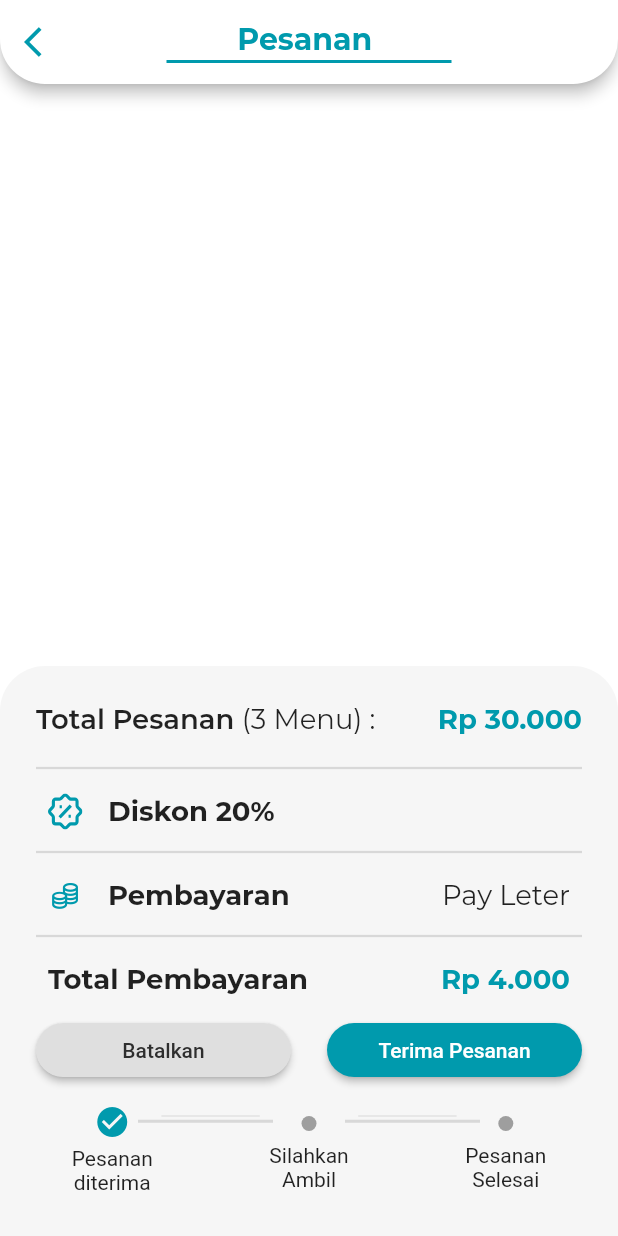
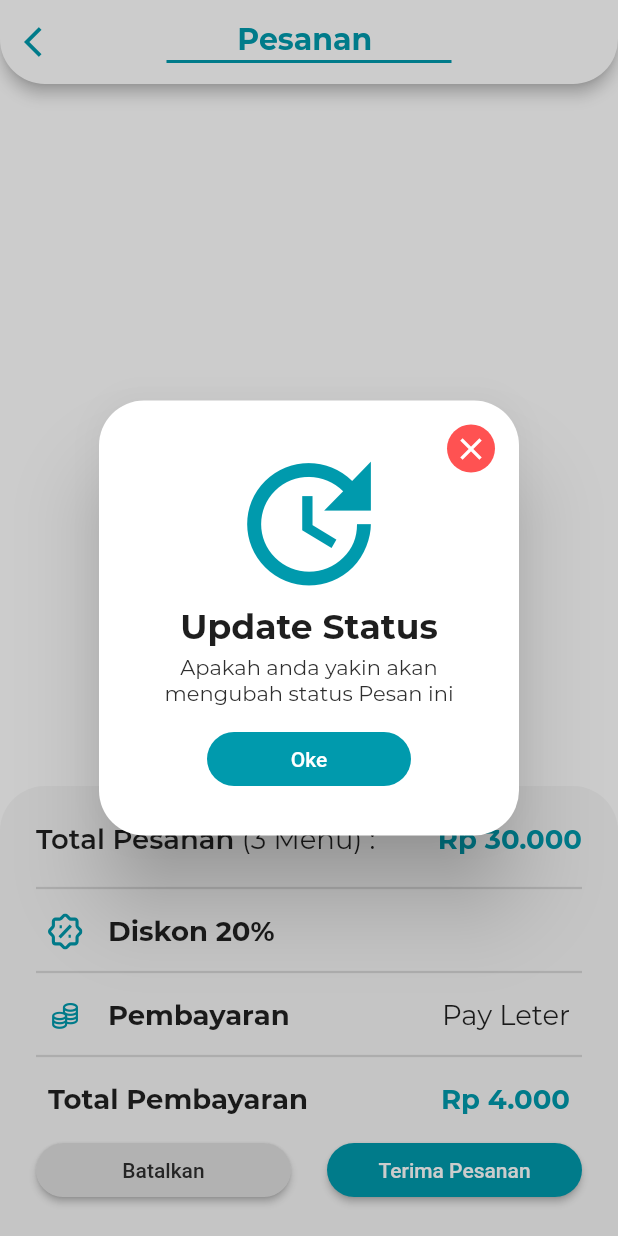
Before and after one commit to noersy/kitchen_venturo, a Flutter app: the OngoingOrderPage screen opened directly with empty values, after a tap on "Terima Pesanan", on a phone screen of 412 x 824 dp. Run offline on Flutter 3.47's test engine with Material 2 defaults, Android fonts, the phone set to English and light mode, and no system bars; our stand-ins replace connectivity, flutter_screenutil, flutter_svg, pinput, pull_to_refresh; missing offline and left inert: skeleton_animation.

Commit message:
styling dialog: update size

```diff
--- a/lib/view/orders/history_page.dart
+++ b/lib/view/orders/history_page.dart
@@ -25,7 +25,7 @@ class _HistoryPageState extends State<HistoryPage> {
   bool _loading = false;
 
   Future<void> _onRefresh() async {
-    var _duration = const Duration(seconds: 3);
+    var _duration = const Duration(seconds: 2);
 
     if (mounted) {
       setState(() => _loading = true);
--- a/lib/view/orders/ongoingorder_page.dart
+++ b/lib/view/orders/ongoingorder_page.dart
@@ -18,6 +18,8 @@ class OngoingOrderPage extends StatefulWidget {
 }
 
 class _OngoingOrderPageState extends State<OngoingOrderPage> {
+  bool _sudahDiTerima = false;
+
   @override
   Widget build(BuildContext context) {
     return Scaffold(
@@ -59,7 +61,7 @@ class _OngoingOrderPageState extends State<OngoingOrderPage> {
       ),
       bottomNavigationBar: Container(
         width: double.infinity,
-        height: 380,
+        height: _sudahDiTerima ? 330 : 300,
         decoration: const BoxDecoration(
           color: ColorSty.grey80,
           borderRadius: BorderRadius.only(
@@ -136,6 +138,7 @@ class _OngoingOrderPageState extends State<OngoingOrderPage> {
                           onPressed: () {},
                         ),
                         const SizedBox(height: SpaceDims.sp4),
+                        if (!_sudahDiTerima)
                           Row(
                             children: [
                               Expanded(
@@ -154,7 +157,23 @@ class _OngoingOrderPageState extends State<OngoingOrderPage> {
                               const SizedBox(width: SpaceDims.sp24),
                               Expanded(
                                 child: ElevatedButton(
-                                onPressed: () {},
+                                  onPressed: () {
+                                    showDialog(
+                                      barrierColor:
+                                          ColorSty.grey.withOpacity(0.2),
+                                      context: context,
+                                      builder: (_) => UpdateStatusDialog(
+                                        onPressed: () {
+                                          setState(() => _sudahDiTerima = true);
+                                          Navigator.pop(context);
+                                        },
+                                        title: "Update Status",
+                                        iconData: Icons.update,
+                                        caption: "Apakah anda yakin akan\nmengubah status Pesan ini",
+                                        textButton: "Oke",
+                                      ),
+                                    );
+                                  },
                                   style: ElevatedButton.styleFrom(
                                     shape: RoundedRectangleBorder(
                                       borderRadius: BorderRadius.circular(30.0),
@@ -165,6 +184,7 @@ class _OngoingOrderPageState extends State<OngoingOrderPage> {
                               )
                             ],
                           ),
+                        if (_sudahDiTerima)
                           Padding(
                             padding: const EdgeInsets.only(
                               left: SpaceDims.sp18,
@@ -208,39 +228,46 @@ class _OngoingOrderPageState extends State<OngoingOrderPage> {
                                         ],
                                       ),
                                     ),
-                                  const Expanded(child: Divider(thickness: 0)),
+                                    const Expanded(
+                                        child: Divider(thickness: 0)),
                                     Expanded(
                                       child: GestureDetector(
                                         onTap: () {
                                           showDialog(
-                                          barrierColor: ColorSty.grey.withOpacity(0.2),
+                                            barrierColor:
+                                                ColorSty.grey.withOpacity(0.2),
                                             context: context,
-                                          builder: (_) =>
-                                              UpdateStatusDialog(
-                                                onPressed: (){},
+                                            builder: (_) => UpdateStatusDialog(
+                                              onPressed: () {},
                                               title: "Update Status",
                                               iconData: Icons.update,
-                                                caption: "Apakah anda yakin akan\nmengubah status Pesan ini",
+                                              caption:
+                                                  "Apakah anda yakin akan\nmengubah status Pesan ini",
                                               textButton: "Oke",
                                             ),
                                           );
                                         },
                                         child: Column(
                                           children: [
-                                          const SizedBox(height: SpaceDims.sp8),
+                                            const SizedBox(
+                                                height: SpaceDims.sp8),
                                             SizedBox(
                                               height: 10,
                                               width: 10,
                                               child: DecoratedBox(
                                                 decoration: BoxDecoration(
                                                   color: Colors.grey,
-                                                borderRadius: BorderRadius.circular(100.0),
+                                                  borderRadius:
+                                                      BorderRadius.circular(
+                                                          100.0),
                                                 ),
                                               ),
                                             ),
-                                          const SizedBox(height: SpaceDims.sp6),
+                                            const SizedBox(
+                                                height: SpaceDims.sp6),
                                             const Padding(
-                                            padding: EdgeInsets.all(SpaceDims.sp2),
+                                              padding:
+                                                  EdgeInsets.all(SpaceDims.sp2),
                                               child: SizedBox(
                                                 width: 60,
                                                 child: Text(
@@ -253,26 +280,29 @@ class _OngoingOrderPageState extends State<OngoingOrderPage> {
                                         ),
                                       ),
                                     ),
-                                  const Expanded(child: Divider(thickness: 0)),
+                                    const Expanded(
+                                        child: Divider(thickness: 0)),
                                     Expanded(
                                       child: GestureDetector(
-                                      onTap: (){
+                                        onTap: () {
                                           showDialog(
-                                          barrierColor: ColorSty.grey.withOpacity(0.2),
+                                            barrierColor:
+                                                ColorSty.grey.withOpacity(0.2),
                                             context: context,
-                                          builder: (_) =>
-                                              UpdateStatusDialog(
-                                                onPressed: (){},
+                                            builder: (_) => UpdateStatusDialog(
+                                              onPressed: () {},
                                               title: "Update Status",
                                               iconData: Icons.update,
-                                                caption: "Apakah anda yakin akan\nmengubah status Pesan ini",
+                                              caption:
+                                                  "Apakah anda yakin akan\nmengubah status Pesan ini",
                                               textButton: "Oke",
                                             ),
                                           );
                                         },
                                         child: Column(
                                           children: [
-                                          const SizedBox(height: SpaceDims.sp8),
+                                            const SizedBox(
+                                                height: SpaceDims.sp8),
                                             SizedBox(
                                               height: 10,
                                               width: 10,
@@ -280,11 +310,13 @@ class _OngoingOrderPageState extends State<OngoingOrderPage> {
                                                 decoration: BoxDecoration(
                                                   color: Colors.grey,
                                                   borderRadius:
-                                                    BorderRadius.circular(100.0),
+                                                      BorderRadius.circular(
+                                                          100.0),
                                                 ),
                                               ),
                                             ),
-                                          const SizedBox(height: SpaceDims.sp6),
+                                            const SizedBox(
+                                                height: SpaceDims.sp6),
                                             const Padding(
                                               padding:
                                                   EdgeInsets.all(SpaceDims.sp2),
@@ -322,7 +354,15 @@ class UpdateStatusDialog extends StatelessWidget {
   final VoidCallback onPressed;
   final String textButton, caption, title;
   final IconData iconData;
-  const UpdateStatusDialog({Key? key, required this.onPressed, required this.textButton, required this.caption, required this.title, required this.iconData,}) : super(key: key);
+
+  const UpdateStatusDialog({
+    Key? key,
+    required this.onPressed,
+    required this.textButton,
+    required this.caption,
+    required this.title,
+    required this.iconData,
+  }) : super(key: key);
 
   @override
   Widget build(BuildContext context) {
@@ -378,8 +418,8 @@ class UpdateStatusDialog extends StatelessWidget {
                     primary: ColorSty.white,
                     backgroundColor: ColorSty.primary,
                     shape: RoundedRectangleBorder(
-                      borderRadius: BorderRadius.circular(30.0)
-                    )
+                      borderRadius: BorderRadius.circular(30.0),
+                    ),
                   ),
                   child: SizedBox(
                     width: 120.0,
--- a/lib/view/orders/orders_page.dart
+++ b/lib/view/orders/orders_page.dart
@@ -20,12 +20,11 @@ class OrdersPage extends StatefulWidget {
 }
 
 class _OrdersPageState extends State<OrdersPage> {
-  final RefreshController _refreshController =
-      RefreshController(initialRefresh: false);
+  final RefreshController _refreshController = RefreshController(initialRefresh: false);
   bool _loading = false;
 
   Future<void> _onRefresh() async {
-    var _duration = const Duration(seconds: 3);
+    var _duration = const Duration(seconds: 2);
 
     if (mounted) {
       setState(() => _loading = true);
--- a/lib/widget/orderdone_dialog.dart
+++ b/lib/widget/orderdone_dialog.dart
@@ -21,6 +21,7 @@ class OrderDoneDialog extends StatelessWidget {
         ),
         child: SizedBox(
           height: 0.55.sh,
+          width: double.infinity,
           child: Padding(
             padding: EdgeInsets.only(top: 42.h),
             child: Column(
```
Lines whose indentation alone changed are shown as unchanged.
